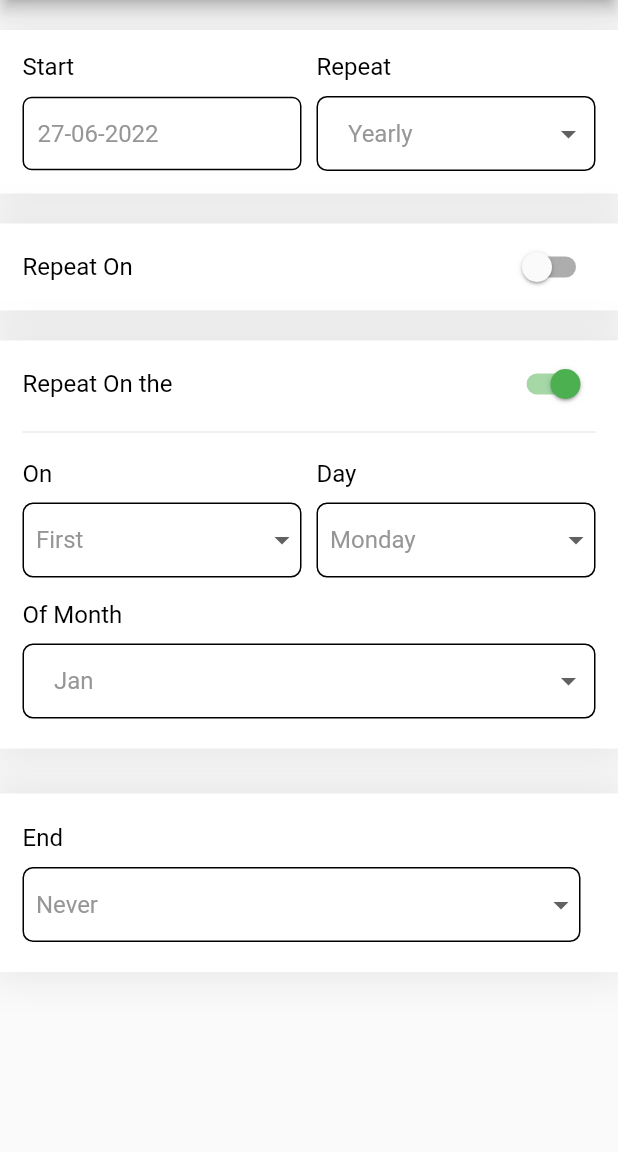
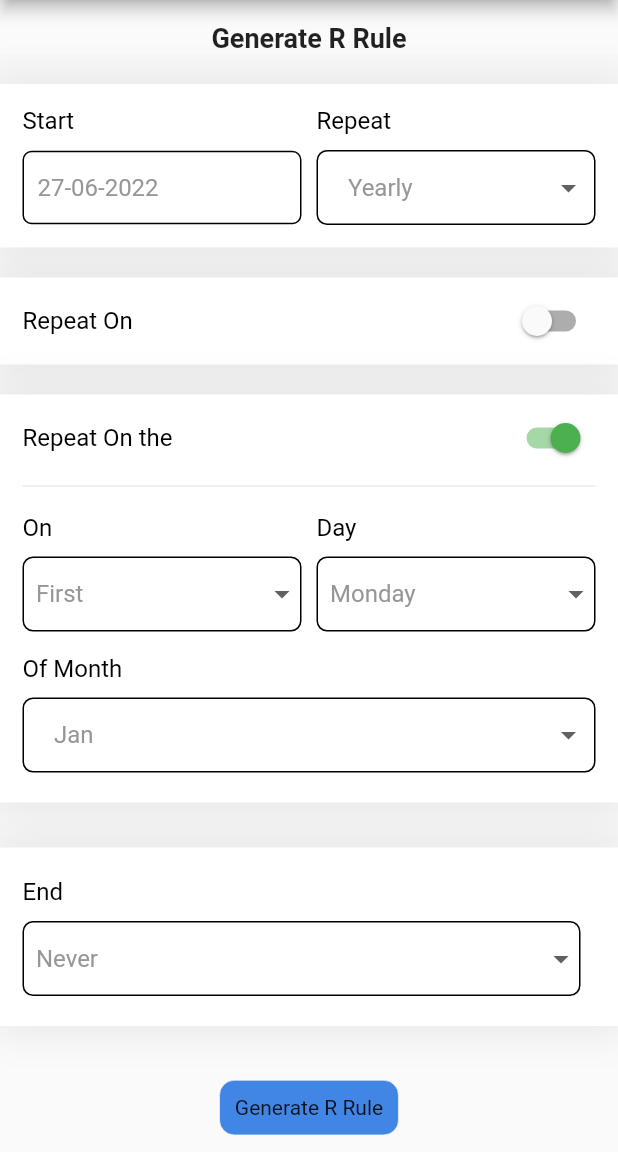
Before and after one commit to TejasAnghan/rrules_generator, a Flutter app: the MyHomePage screen opened directly, on a phone screen of 412 x 824 dp, the part 84-1236 px from its top. Run offline on Flutter 3.47's test engine with Material 2 defaults, Android fonts, the phone set to English and light mode, and no system bars; missing offline and left inert: rrule.

Commit message:
complete Generate Rrule and edit R rule

```diff
--- a/example/lib/main.dart
+++ b/example/lib/main.dart
@@ -1,9 +1,14 @@
+import 'dart:developer';
+
 import 'package:flutter/material.dart';
+import 'package:rrule/rrule.dart';
 import 'package:rrules_generator/rrules_generator.dart';
 
 void main() {
   runApp(const MyApp());
 }
+
+final GlobalKey<RRuleGeneratorState> globalKey = GlobalKey<RRuleGeneratorState>();
 
 class MyApp extends StatelessWidget {
   const MyApp({Key? key}) : super(key: key);
@@ -31,6 +36,10 @@ class MyHomePage extends StatefulWidget {
 
 class _MyHomePageState extends State<MyHomePage> {
   String rrule = "";
+  String viewRule = '';
+  var stringToRrule = RecurrenceRule.fromString(
+    "FREQ=DAILY;UNTIL=20221230T183000Z;DTSTART=20220629T183000Z;INTERVAL=2",
+  );
   @override
   Widget build(BuildContext context) {
     return Scaffold(
@@ -40,6 +49,13 @@ class _MyHomePageState extends State<MyHomePage> {
       body: SingleChildScrollView(
         child: Column(
           children: [
+            const Padding(
+              padding: EdgeInsets.fromLTRB(8, 15, 8, 0),
+              child: Text(
+                "Generate R Rule",
+                style: TextStyle(fontSize: 18, fontWeight: FontWeight.w600),
+              ),
+            ),
             RRuleGenerator(
               onChanged: (String? val) {
                 if (val != null) {
@@ -50,7 +66,56 @@ class _MyHomePageState extends State<MyHomePage> {
               },
             ),
             const SizedBox(height: 20),
-            Text(rrule),
+            Text(viewRule),
+            InkWell(
+              onTap: () {
+                setState(() {
+                  viewRule = rrule;
+                  log(viewRule);
+                });
+              },
+              child: Container(
+                padding: const EdgeInsets.all(10),
+                decoration: BoxDecoration(
+                  color: const Color(0xFF4186E4),
+                  border: Border.all(color: Colors.white, width: .4),
+                  borderRadius: const BorderRadius.all(Radius.circular(10)),
+                ),
+                child: const Text("Generate R Rule"),
+              ),
+            ),
+            const SizedBox(height: 20),
+            InkWell(
+              onTap: () {
+                setState(() {
+                  stringToRrule = RecurrenceRule.fromString(
+                    viewRule,
+                  );
+                  log(stringToRrule.toString());
+                  globalKey.currentState?.updateRrule(stringToRrule);
+                });
+              },
+              child: Container(
+                padding: const EdgeInsets.all(10),
+                decoration: BoxDecoration(
+                  color: const Color(0xFF4186E4),
+                  border: Border.all(color: Colors.white, width: .4),
+                  borderRadius: const BorderRadius.all(Radius.circular(10)),
+                ),
+                child: const Text("Edit R Rule"),
+              ),
+            ),
+            RRuleGenerator(
+              key: globalKey,
+              rrule: stringToRrule,
+              onChanged: (String? val) {
+                if (val != null) {
+                  setState(() {
+                    // rrule = val;
+                  });
+                }
+              },
+            ),
           ],
         ),
       ),
--- a/example/pubspec.yaml
+++ b/example/pubspec.yaml
@@ -11,7 +11,10 @@ environment:
 dependencies:
   flutter:
     sdk: flutter
-
+  rrule:
+    git:
+      url: git@github.com:3axislabs/rrule.git
+      ref: main
   rrules_generator:
     path: ../
 
--- a/lib/src/rrules_generator_widget.dart
+++ b/lib/src/rrules_generator_widget.dart
@@ -1,3 +1,5 @@
+import 'dart:developer';
+
 import 'package:flutter/material.dart';
 import 'package:flutter/rendering.dart';
 import 'package:flutter/services.dart';
@@ -5,6 +7,9 @@ import 'package:intl/intl.dart';
 import 'package:rrule/rrule.dart';
 import 'package:rrules_generator/src/components/text_field.dart';
 import 'package:rrules_generator/src/constant.dart';
+import 'package:rrule/src/by_week_day_entry.dart';
+
+final df = DateFormat('yyyyMMddTHHmmss');
 
 // ignore: must_be_immutable
 class RRuleGenerator extends StatefulWidget {
@@ -14,11 +19,16 @@ class RRuleGenerator extends StatefulWidget {
   final titleStyle;
   // ignore: prefer_typing_uninitialized_variables
   final textStyle;
+
+  RecurrenceRule? rrule;
+
   Color activeSwitchColor;
 
   final Function(String?) onChanged;
+
   RRuleGenerator({
     required this.onChanged,
+    this.rrule,
     this.activeSwitchColor = Colors.green,
     this.textStyle = const TextStyle(color: Color(0xFF969696), fontSize: 16),
     this.titleStyle = const TextStyle(color: Colors.black, fontSize: 16),
@@ -27,10 +37,10 @@ class RRuleGenerator extends StatefulWidget {
   }) : super(key: key);
 
   @override
-  State<RRuleGenerator> createState() => _RRuleGeneratorState();
+  State<RRuleGenerator> createState() => RRuleGeneratorState();
 }
 
-class _RRuleGeneratorState extends State<RRuleGenerator> {
+class RRuleGeneratorState extends State<RRuleGenerator> {
   //controllers
   final TextEditingController _endAfterController = TextEditingController();
   final TextEditingController _startDateContoller = TextEditingController();
@@ -39,7 +49,6 @@ class _RRuleGeneratorState extends State<RRuleGenerator> {
   //
   RecurrenceMeta selectedMeta = RecurrenceMeta.onThe;
   List<String> selectedWeekDayShort = [];
-
   // Date variables
   DateTime startDate = DateTime.now();
   DateTime endDate = DateTime.now();
@@ -59,10 +68,47 @@ class _RRuleGeneratorState extends State<RRuleGenerator> {
   @override
   void initState() {
     super.initState();
-    _startDateContoller.text = DateFormat('dd-MM-yyyy').format(DateTime.now());
-    _endDateController.text = DateFormat('dd-MM-yyyy').format(DateTime.now());
+    _everyController.text = "1";
+    if (widget.rrule != null) {
+      updateRrule(widget.rrule!);
+    }
+    _startDateContoller.text = DateFormat('dd-MM-yyyy').format(startDate);
+    _endDateController.text = DateFormat('dd-MM-yyyy').format(endDate);
     _endAfterController.text = "1";
-    _everyController.text = "1";
+  }
+
+  updateRrule(RecurrenceRule rrule) {
+    setState(() {
+      if (rrule.startDate != null) {
+        startDate = rrule.startDate!.toLocal();
+      }
+      if (rrule.until != null) {
+        endDate = rrule.until!.toLocal();
+        selectedEnd = CString.onDate;
+      }
+      if (rrule.frequency != null) {
+        if (rrule.frequency.toString() == "DAILY") {
+          selectedFrequency = CString.daily;
+        } else if (rrule.frequency.toString() == "YEARLY") {
+          selectedFrequency = CString.yearly;
+        } else if (rrule.frequency.toString() == "MONTHLY") {
+          selectedFrequency = CString.monthly;
+        } else if (rrule.frequency.toString() == "WEEKLY") {
+          selectedFrequency = CString.weekly;
+        } else if (rrule.frequency.toString() == "HOURLY") {
+          selectedFrequency = CString.hourly;
+        }
+      }
+      if (rrule.interval != null) {
+        everyText = rrule.interval!.toString();
+        _everyController.text = rrule.interval!.toString();
+      }
+      _startDateContoller.text = DateFormat('dd-MM-yyyy').format(startDate);
+      _endDateController.text = DateFormat('dd-MM-yyyy').format(endDate);
+    });
+
+    // rrule -> sdate
+    // setState ( start date -> sdate )
   }
 
   @override
@@ -98,9 +144,7 @@ class _RRuleGeneratorState extends State<RRuleGenerator> {
             controller: _endAfterController,
             textInputAction: TextInputAction.done,
             keyboardType: TextInputType.number,
-            inputFormatters: <TextInputFormatter>[
-              FilteringTextInputFormatter.digitsOnly
-            ],
+            inputFormatters: <TextInputFormatter>[FilteringTextInputFormatter.digitsOnly],
             onChanged: (val) {
               if (val.isEmpty) {
                 endAfter = null;
@@ -150,9 +194,7 @@ class _RRuleGeneratorState extends State<RRuleGenerator> {
       children: [
         cContainer(
           child: Row(
-            children: [
-              buildColumn("Every", _buildEveryTextField(CString.hours))
-            ],
+            children: [buildColumn("Every", _buildEveryTextField(CString.hours))],
           ),
         ),
       ],
@@ -164,9 +206,7 @@ class _RRuleGeneratorState extends State<RRuleGenerator> {
       children: [
         cContainer(
           child: Row(
-            children: [
-              buildColumn("Every", _buildEveryTextField(CString.days))
-            ],
+            children: [buildColumn("Every", _buildEveryTextField(CString.days))],
           ),
         ),
       ],
@@ -184,8 +224,7 @@ class _RRuleGeneratorState extends State<RRuleGenerator> {
                 (index) => Expanded(
                       child: GestureDetector(
                         onTap: () {
-                          if (selectedWeekDayShort
-                              .contains(weekDayShort[index])) {
+                          if (selectedWeekDayShort.contains(weekDayShort[index])) {
                             selectedWeekDayShort.remove(weekDayShort[index]);
                           } else {
                             selectedWeekDayShort.add(weekDayShort[index]);
@@ -198,8 +237,7 @@ class _RRuleGeneratorState extends State<RRuleGenerator> {
                           margin: const EdgeInsets.only(right: 2),
                           alignment: Alignment.center,
                           decoration: BoxDecoration(
-                              color: selectedWeekDayShort
-                                      .contains(weekDayShort[index])
+                              color: selectedWeekDayShort.contains(weekDayShort[index])
                                   ? const Color(0xFF0359DA)
                                   : const Color(0xFF0359DA).withOpacity(0.3),
                               borderRadius: BorderRadius.circular(5)),
@@ -221,9 +259,7 @@ class _RRuleGeneratorState extends State<RRuleGenerator> {
       children: [
         cContainer(
           child: Row(
-            children: [
-              buildColumn("Every", _buildEveryTextField(CString.week))
-            ],
+            children: [buildColumn("Every", _buildEveryTextField(CString.week))],
           ),
         ),
         const SizedBox(
@@ -271,17 +307,13 @@ class _RRuleGeneratorState extends State<RRuleGenerator> {
       children: [
         cContainer(
           child: Row(
-            children: [
-              buildColumn("Every", _buildEveryTextField(CString.month))
-            ],
+            children: [buildColumn("Every", _buildEveryTextField(CString.month))],
           ),
         ),
         const SizedBox(height: 20),
-        cSwitchTile(
-            CString.onday, buildMonthlyRepeatOnDay(), RecurrenceMeta.onDay),
+        cSwitchTile(CString.onday, buildMonthlyRepeatOnDay(), RecurrenceMeta.onDay),
         const SizedBox(height: 20),
-        cSwitchTile(
-            CString.onThe, buildMonthlyRepeatOnThe(), RecurrenceMeta.onThe),
+        cSwitchTile(CString.onThe, buildMonthlyRepeatOnThe(), RecurrenceMeta.onThe),
       ],
     );
   }
@@ -327,8 +359,7 @@ class _RRuleGeneratorState extends State<RRuleGenerator> {
       children: [
         cSwitchTile(CString.repeatOn, buildYearlyRepeatOn(), RecurrenceMeta.on),
         const SizedBox(height: 20),
-        cSwitchTile(
-            CString.onThe, buildYearlyRepeatOnThe(), RecurrenceMeta.onThe),
+        cSwitchTile(CString.onThe, buildYearlyRepeatOnThe(), RecurrenceMeta.onThe),
       ],
     );
   }
@@ -375,16 +406,11 @@ class _RRuleGeneratorState extends State<RRuleGenerator> {
     );
   }
 
-  Widget cContainer(
-      {required Widget child, double? hPadding, double? vPadding}) {
+  Widget cContainer({required Widget child, double? hPadding, double? vPadding}) {
     return Container(
-      padding: EdgeInsets.symmetric(
-          horizontal: hPadding ?? 15, vertical: vPadding ?? 15),
+      padding: EdgeInsets.symmetric(horizontal: hPadding ?? 15, vertical: vPadding ?? 15),
       decoration: BoxDecoration(color: Colors.white, boxShadow: [
-        BoxShadow(
-            color: Colors.black.withOpacity(0.07),
-            spreadRadius: 5,
-            blurRadius: 20),
+        BoxShadow(color: Colors.black.withOpacity(0.07), spreadRadius: 5, blurRadius: 20),
       ]),
       child: child,
     );
@@ -428,13 +454,9 @@ class _RRuleGeneratorState extends State<RRuleGenerator> {
   // for get start date
   _onStartDateTap() {
     //Date Picker
-    showDatePicker(
-            context: context,
-            initialDate: DateTime.now(),
-            firstDate: DateTime.now(),
-            lastDate: DateTime(2050, 12, 31))
-        .then((value) {
+    showDatePicker(context: context, initialDate: DateTime.now(), firstDate: DateTime.now(), lastDate: DateTime(2050, 12, 31)).then((value) {
       if (value != null) {
+        log(value.toString());
         startDate = value;
         _startDateContoller.text = DateFormat('dd-MM-yyyy').format(value);
       }
@@ -445,12 +467,7 @@ class _RRuleGeneratorState extends State<RRuleGenerator> {
   // for get end date
   _onEndDateTap() {
     //Date Picker
-    showDatePicker(
-            context: context,
-            initialDate: DateTime.now(),
-            firstDate: DateTime.now(),
-            lastDate: DateTime(2050, 12, 31))
-        .then((value) {
+    showDatePicker(context: context, initialDate: DateTime.now(), firstDate: DateTime.now(), lastDate: DateTime(2050, 12, 31)).then((value) {
       if (value != null) {
         endDate = value;
         _endDateController.text = DateFormat('dd-MM-yyyy').format(value);
@@ -497,9 +514,7 @@ class _RRuleGeneratorState extends State<RRuleGenerator> {
             controller: _everyController,
             textInputAction: TextInputAction.done,
             keyboardType: TextInputType.number,
-            inputFormatters: <TextInputFormatter>[
-              FilteringTextInputFormatter.digitsOnly
-            ],
+            inputFormatters: <TextInputFormatter>[FilteringTextInputFormatter.digitsOnly],
             onChanged: (val) {
               if (val == "0") {
                 everyText = null;
@@ -537,8 +552,7 @@ class _RRuleGeneratorState extends State<RRuleGenerator> {
   Widget dayDropDown({int? count}) {
     return _buildDropDown(
       style: widget.textStyle,
-      list: List.generate(count ?? _getMonthDayCount(selectedMonth),
-          (index) => (index + 1).toString()),
+      list: List.generate(count ?? _getMonthDayCount(selectedMonth), (index) => (index + 1).toString()),
       value: selectedDay,
       onChanged: (val) {
         setState(() {
@@ -627,9 +641,7 @@ class _RRuleGeneratorState extends State<RRuleGenerator> {
     return Container(
       width: width,
       padding: padding,
-      decoration: BoxDecoration(
-          border: Border.all(color: Colors.black),
-          borderRadius: BorderRadius.circular(7)),
+      decoration: BoxDecoration(border: Border.all(color: Colors.black), borderRadius: BorderRadius.circular(7)),
       child: DropdownButtonHideUnderline(
         child: DropdownButton<String>(
           style: style,
@@ -671,6 +683,7 @@ class _RRuleGeneratorState extends State<RRuleGenerator> {
     DateTime? until;
     int? interval;
     int? count;
+    DateTime? startdate;
 
     try {
       switch (selectedFrequency) {
@@ -727,7 +740,7 @@ class _RRuleGeneratorState extends State<RRuleGenerator> {
 
           break;
       }
-
+      startdate = startDate.toUtc();
       switch (selectedEnd) {
         case CString.never:
           break;
@@ -740,6 +753,7 @@ class _RRuleGeneratorState extends State<RRuleGenerator> {
       }
 
       final rrule = RecurrenceRule(
+        startDate: startdate,
         frequency: _frequency,
         interval: interval,
         byWeekDays: byWeekDays,
@@ -749,11 +763,7 @@ class _RRuleGeneratorState extends State<RRuleGenerator> {
         count: count,
         until: until,
       );
-
-      setState(() {
-        rruleText = rrule.toString();
-        widget.onChanged(rruleText);
-      });
+      widget.onChanged(rrule.toString().replaceAll("RRULE:", ""));
     } catch (e) {
       // ignore: avoid_print
       print(e);
```
Also changed, not shown: pubspec.yaml (+8 -3 lines), example/pubspec.lock, pubspec.lock.
